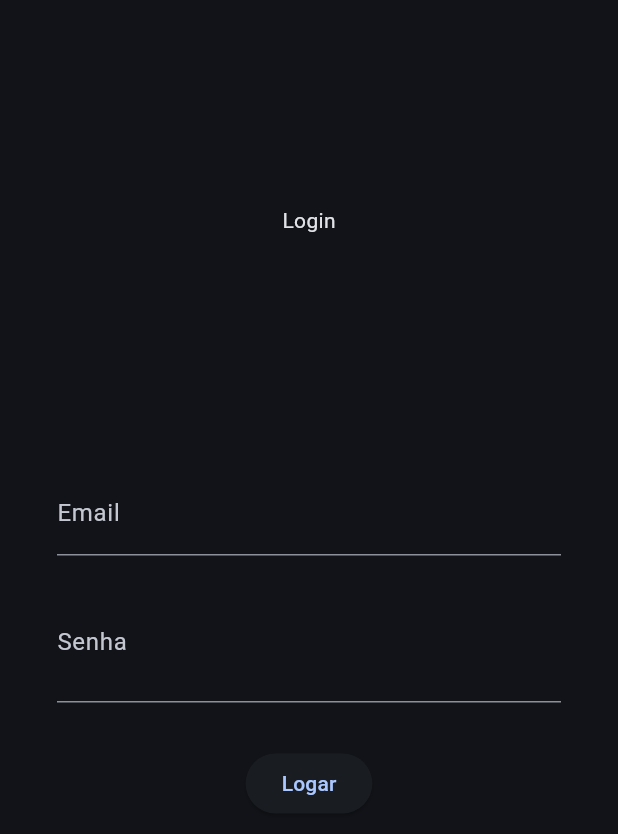
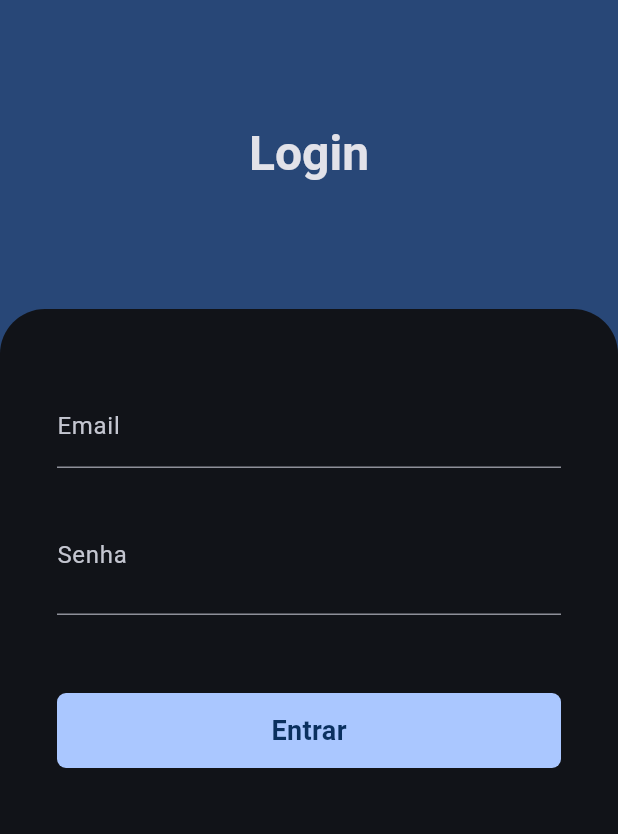
Before and after one commit to victorfidelis/flutter_posts_test, a Flutter app: the screen it shows after launch, on a phone screen of 412 x 824 dp. Shown: the top 834 px of the screen. Run offline on Flutter 3.47's test engine with Material 3 defaults, Android fonts, the phone set to English and light mode, and no system bars; our stand-ins replace cloud_firestore, dio, firebase_auth, firebase_core, flutter_bloc, shared_preferences and 1 more; accounts and stored records are empty.

Commit message:
finished login style

```diff
--- a/flutter_posts_test/lib/app/app.dart
+++ b/flutter_posts_test/lib/app/app.dart
@@ -1,5 +1,4 @@
 import 'package:flutter/material.dart';
-import 'package:flutter/services.dart';
 import 'package:flutter_bloc/flutter_bloc.dart';
 import 'package:flutter_posts_test/app/bloc/theme/theme_bloc.dart';
 import 'package:flutter_posts_test/app/bloc/theme/theme_state.dart';
@@ -9,7 +8,6 @@ import 'package:flutter_posts_test/app/repository/auth/firebase_auth_repository.
 import 'package:flutter_posts_test/app/repository/post/dio_post_repository.dart';
 import 'package:flutter_posts_test/app/repository/post/post_repository.dart';
 import 'package:flutter_posts_test/app/repository/theme_repository/shared_theme_repository.dart';
-import 'package:flutter_posts_test/app/repository/theme_repository/theme_repository.dart';
 import 'package:flutter_posts_test/app/repository/user/firebase_user_repository.dart';
 import 'package:flutter_posts_test/app/repository/user/user_repository.dart';
 import 'package:flutter_posts_test/app/repository/user_of_post/dio_user_of_post_repository.dart';
--- a/flutter_posts_test/lib/app/view/login/login_view.dart
+++ b/flutter_posts_test/lib/app/view/login/login_view.dart
@@ -12,6 +12,7 @@ import 'package:flutter_posts_test/app/shared/notifications/custom_notifications
 import 'package:flutter_posts_test/app/shared/widgets/custom_loading.dart';
 import 'package:flutter_posts_test/app/shared/widgets/custom_text_error.dart';
 import 'package:flutter_posts_test/app/shared/widgets/custom_text_field.dart';
+import 'package:flutter_posts_test/app/view/login/widgets/login_buttom.dart';
 
 class LoginView extends StatefulWidget {
   const LoginView({super.key});
@@ -25,9 +26,14 @@ class _LoginViewState extends State<LoginView> {
   final TextEditingController emailController = TextEditingController();
   final TextEditingController passwordController = TextEditingController();
   final notifications = CustomNotifications();
+  final ValueNotifier<bool> animate = ValueNotifier(false);
 
   @override
   void initState() {
+    WidgetsBinding.instance.addPostFrameCallback((_) {
+      animate.value = true;
+    });
+
     loginBloc = LoginBloc(
       authRepository: context.read<AuthRepository>(),
       userRepository: context.read<UserRepository>(),
@@ -47,15 +53,68 @@ class _LoginViewState extends State<LoginView> {
   @override
   Widget build(BuildContext context) {
     return Scaffold(
-      body: SingleChildScrollView(
-        child: Column(
+      backgroundColor: Theme.of(context).appBarTheme.backgroundColor!,
+      appBar: AppBar(
+        backgroundColor: Theme.of(context).appBarTheme.backgroundColor!,
+        title: animatedTitle(),
+        centerTitle: true,
+        toolbarHeight: MediaQuery.of(context).size.height / 4,
+      ),
+      body: animatedContainer(),
+    );
+  }
+
+  Widget animatedTitle() {
+    return ListenableBuilder(
+      listenable: animate,
+      builder: (context, _) {
+        return AnimatedOpacity(
+          opacity: animate.value ? 1 : 0,
+          duration: const Duration(milliseconds: 1200),
+          curve: Curves.easeInExpo,
+          child: const Text('Login',
+              style: TextStyle(
+                fontSize: 32,
+                fontWeight: FontWeight.w600,
+              )),
+        );
+      }
+    );
+  }
+
+  Widget animatedContainer() {
+    return ListenableBuilder(
+      listenable: animate,
+      builder: (context, _) {
+        return Stack(
           children: [
-            SizedBox(
-              height: MediaQuery.of(context).size.height / 2.8,
-              child: Center(child: const Text('Login')),
+            AnimatedPositioned(
+              left: 0,
+              top: animate.value ? 0 : 700,
+              right: 0,
+              duration: const Duration(milliseconds: 800),
+              curve: Curves.easeInOut,
+              child: Container(
+                height: (MediaQuery.of(context).size.height / 4) * 3,
+                padding: EdgeInsets.only(top: 50),
+                decoration: BoxDecoration(
+                  color: Theme.of(context).colorScheme.surface,
+                  borderRadius: BorderRadius.only(
+                    topLeft: Radius.circular(30),
+                    topRight: Radius.circular(30),
                   ),
-            const SizedBox(height: 20),
-            BlocConsumer<LoginBloc, LoginState>(
+                ),
+                child: buildLoginControls(),
+              ),
+            ),
+          ],
+        );
+      },
+    );
+  }
+
+  Widget buildLoginControls() {
+    return BlocConsumer<LoginBloc, LoginState>(
       bloc: loginBloc,
       listener: (context, state) {
         if (state is LoginSuccess) {
@@ -65,10 +124,6 @@ class _LoginViewState extends State<LoginView> {
       builder: (context, state) {
         if (state is LoginSuccess) {
           return SizedBox();
-                }
-
-                if (state is LoginLoading) {
-                  return const Center(child: CustomLoading());
         }
 
         Widget genericErrorWidget = const SizedBox();
@@ -85,17 +140,12 @@ class _LoginViewState extends State<LoginView> {
           }
         }
 
-                return Container(
-                  height: 700,
+        return Padding(
           padding: const EdgeInsets.symmetric(horizontal: 38),
           child: Column(
             mainAxisSize: MainAxisSize.min,
             children: [
-                      CustomTextField(
-                        label: 'Email',
-                        controller: emailController,
-                        error: emailError,
-                      ),
+              CustomTextField(label: 'Email', controller: emailController, error: emailError),
               const SizedBox(height: 18),
               CustomTextField(
                 label: 'Senha',
@@ -105,19 +155,14 @@ class _LoginViewState extends State<LoginView> {
               ),
               const SizedBox(height: 22),
               genericErrorWidget,
-                      const SizedBox(height: 8),
-                      ElevatedButton(
-                        onPressed: onLoginButtonPressed,
-                        child: Text('Logar'),
-                      ),
+              const SizedBox(height: 30),
+              state is LoginLoading
+                  ? CustomLoading()
+                  : LoginButtom(onTap: onLoginButtonPressed, label: 'Entrar'),
             ],
           ),
         );
       },
-            ),
-          ],
-        ),
-      ),
     );
   }
 
@@ -130,9 +175,6 @@ class _LoginViewState extends State<LoginView> {
 
   void onLoginSuccess(User user) {
     context.read<WrapperBloc>().add(LogIn(user));
-    notifications.showSnackBar(
-      context: context,
-      message: 'Usuário autenticado!',
-    );
+    notifications.showSnackBar(context: context, message: 'Usuário autenticado!');
   }
 }
--- a/flutter_posts_test/lib/app/shared/widgets/default_buttom.dart
+++ b/flutter_posts_test/lib/app/view/login/widgets/login_buttom.dart
@@ -1,10 +1,10 @@
 import 'package:flutter/material.dart';
 
-class DefaultButtom extends StatelessWidget {
+class LoginButtom extends StatelessWidget {
   final String label;
   final Function()? onTap;
 
-  const DefaultButtom({super.key,
+  const LoginButtom({super.key,
     required this.label,
     this.onTap,
   });
--- a/flutter_posts_test/lib/app/view/user_profile/user_profile_view.dart
+++ b/flutter_posts_test/lib/app/view/user_profile/user_profile_view.dart
@@ -57,7 +57,7 @@ class _UserProfileViewState extends State<UserProfileView> {
         buildBackgoundHeader(),
         Positioned(top: 110, left: 12, child: buildImage()),
         Positioned(top: 170, left: 150, child: buildUserName()),
-        Positioned(top: 46, left: 6, child: BackNavigation(onTap: () => Navigator.pop(context))),
+        Positioned(top: 50, left: 6, child: BackNavigation(onTap: () => Navigator.pop(context))),
       ],
     );
   }
```
Lines whose indentation alone changed are shown as unchanged.
